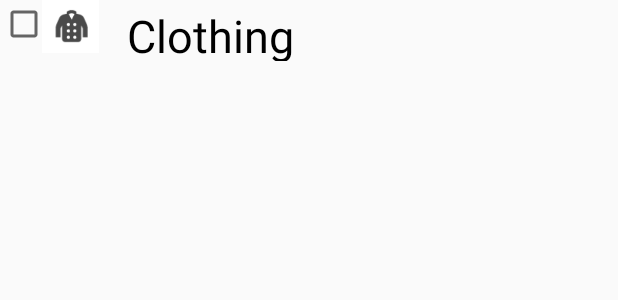
After one commit to DBSE-teaching/isee2019-Sky-Net, an Android app: the layout icon_listview_row.xml on its own in the app's theme, with its tools: preview values and no code run, on a phone screen of 412 x 824 dp. The commit adds this screen. Shown: the top 300 px of the screen. Run offline under Robolectric (Android 15) with nearby library versions, the phone set to English and light mode, and no system bars.

Commit message:
Icons and Categories in Edit Categories page

```diff
--- a/SourceCode/app/src/main/java/com/example/exspendables/IconAdapter.java
+++ b/SourceCode/app/src/main/java/com/example/exspendables/IconAdapter.java
@@ -9,7 +9,6 @@ import android.view.ViewGroup;
 import android.widget.ArrayAdapter;
 import android.widget.ImageView;
 import android.widget.TextView;
-
 import java.util.ArrayList;
 
 public class IconAdapter extends ArrayAdapter<CategoryIcon> {
--- /dev/null
+++ b/SourceCode/app/src/main/res/layout/icon_listview_row.xml
@@ -0,0 +1,36 @@
+<?xml version="1.0" encoding="utf-8"?>
+<RelativeLayout xmlns:android="http://schemas.android.com/apk/res/android"
+    android:layout_width="match_parent" android:layout_height="match_parent">
+
+    <CheckBox
+        android:id="@+id/rowCheckBox"
+        android:layout_width="wrap_content"
+        android:layout_height="wrap_content"/>
+
+    <ImageView
+        android:id="@+id/image_icon"
+        android:layout_width="94dp"
+        android:layout_height="35dp"
+        android:src="@drawable/clothing" />
+
+    <TextView
+        android:id="@+id/image_text"
+        android:layout_width="310dp"
+        android:layout_height="37dp"
+        android:layout_alignBottom="@+id/image_icon"
+        android:layout_alignParentTop="true"
+        android:layout_marginStart="-9dp"
+        android:layout_marginLeft="16dp"
+        android:layout_marginTop="3dp"
+        android:layout_marginEnd="16dp"
+        android:layout_marginRight="16dp"
+        android:layout_marginBottom="-5dp"
+        android:layout_toEndOf="@+id/image_icon"
+        android:gravity="left"
+        android:text="Clothing"
+        android:textColor="@android:color/black"
+        android:textSize="30dp">
+
+    </TextView>
+
+</RelativeLayout>
```
Also changed, not shown: SourceCode/app/src/main/java/com/example/exspendables/CheckboxIconCategory.java (added, +30 -0 lines), SourceCode/app/src/main/java/com/example/exspendables/ListIconAdapter.java (added, +135 -0 lines), SourceCode/app/src/main/java/com/example/exspendables/MainActivity.java (+75 -22 lines).
